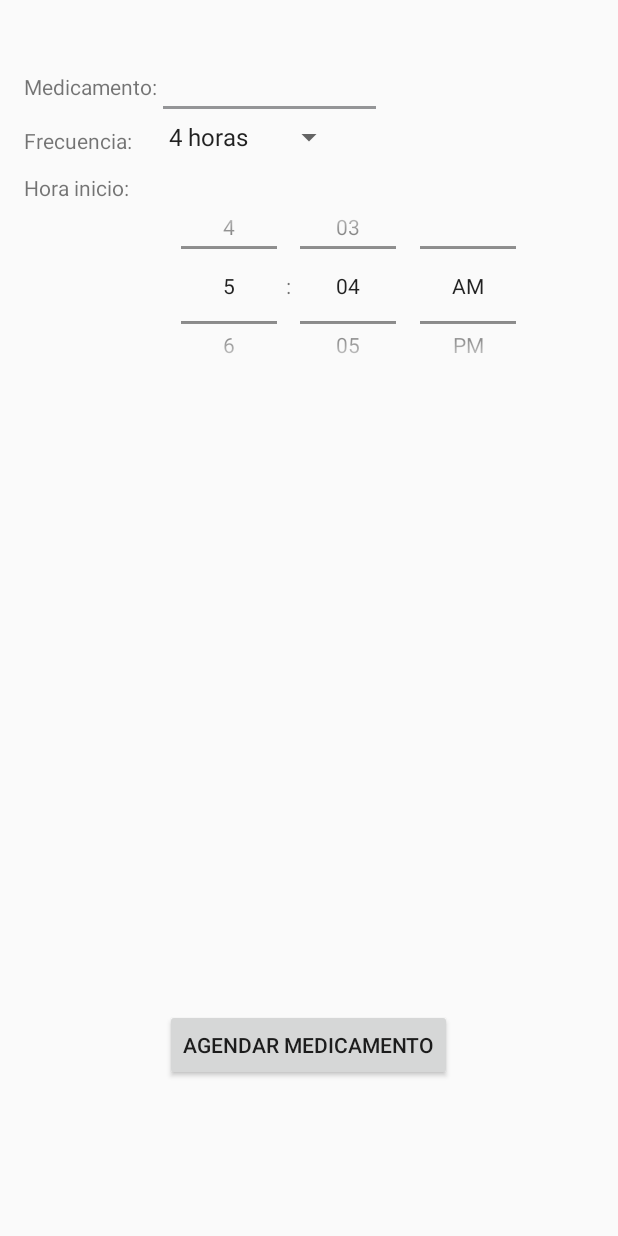
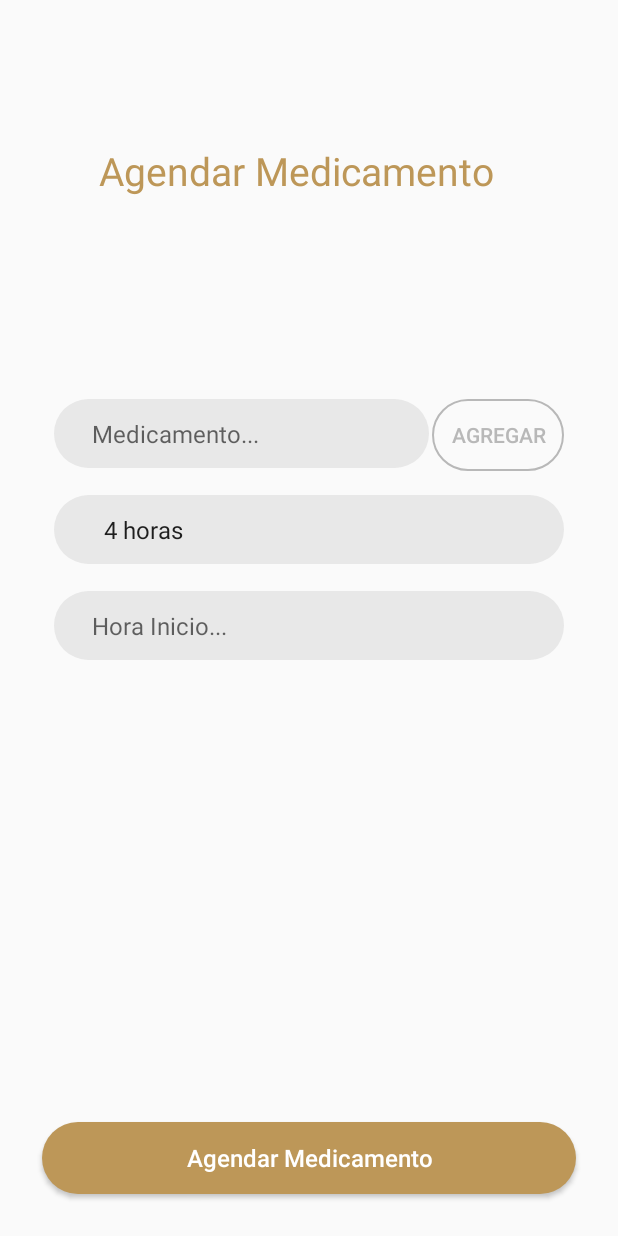
Before and after one commit to Priscy/AndroidTest, an Android app: the AgendarMedicamento screen opened directly, with no data from a screen before it, on a phone screen of 412 x 824 dp. Run offline under Robolectric (Android 15) with nearby library versions, the phone set to English and light mode, and no system bars.

Commit message:
Agendar medicamentos done

```diff
--- a/app/src/main/java/com/example/priscila/bluetoothtest/LoginActivity.java
+++ b/app/src/main/java/com/example/priscila/bluetoothtest/LoginActivity.java
@@ -33,6 +33,7 @@ import android.widget.TextView;
 import android.widget.Toast;
 
 import com.example.priscila.bluetoothtest.controller.BluetoothController;
+import com.example.priscila.bluetoothtest.controller.Constants;
 import com.example.priscila.bluetoothtest.controller.Home;
 import com.google.android.gms.tasks.OnCompleteListener;
 import com.google.android.gms.tasks.OnFailureListener;
@@ -63,6 +64,7 @@ public class LoginActivity extends AppCompatActivity  {
     private FirebaseAuth mAuth;
     private FirebaseFirestore mFirestore;
     String current_id;
+    String current_name;
     Map<String, Object> tokenMap;
 
 
--- a/app/src/main/java/com/example/priscila/bluetoothtest/controller/AgendarMedicamento.java
+++ b/app/src/main/java/com/example/priscila/bluetoothtest/controller/AgendarMedicamento.java
@@ -1,27 +1,55 @@
 package com.example.priscila.bluetoothtest.controller;
 
+import android.annotation.TargetApi;
+import android.app.AlarmManager;
+import android.app.PendingIntent;
+import android.app.TimePickerDialog;
+import android.content.Context;
+import android.content.Intent;
+import android.graphics.Color;
+import android.os.Build;
+import android.support.annotation.VisibleForTesting;
+import android.support.v4.content.ContextCompat;
 import android.support.v7.app.AppCompatActivity;
 import android.os.Bundle;
 import android.util.Log;
 import android.view.View;
 import android.widget.ArrayAdapter;
 import android.widget.Button;
+import android.widget.EditText;
 import android.widget.Spinner;
+import android.widget.TimePicker;
 import android.widget.Toast;
 
+import com.example.priscila.bluetoothtest.AlarmReceiver;
 import com.example.priscila.bluetoothtest.R;
 import com.example.priscila.bluetoothtest.model.Medicina;
 
+
+import java.text.SimpleDateFormat;
+import java.util.Calendar;
+import java.util.GregorianCalendar;
 import java.util.List;
 
-public class AgendarMedicamento extends AppCompatActivity {
+public class AgendarMedicamento extends AppCompatActivity{
     DatabaseHelper dbHelper = new DatabaseHelper(this);
     CustomAutoCompleteView myAutoComplete;
     ArrayAdapter<String> adapterMedicinas;
     ArrayAdapter<CharSequence> adapterFrecuencia;
     String[] item = new String[] {"Please search..."};
-    Button addMed;
+    Button addMed, btnAgendarMed;
     Spinner frecuencia;
+    EditText etHoraInicio;
+
+    TimePickerDialog mTimePicker;
+    AlarmManager alarmManager;
+    PendingIntent pendingIntent;
+    int mHour, mMinute;
+    Context context;
+    Intent myIntent;
+
+
+
 
 
     @Override
@@ -29,6 +57,12 @@ public class AgendarMedicamento extends AppCompatActivity {
         super.onCreate(savedInstanceState);
         setContentView(R.layout.activity_agendar_medicamento);
         addMed= (Button)findViewById(R.id.addMedicamento);
+        addMed.setBackgroundResource(R.drawable.disabled_button);
+        addMed.setTextColor(Color.parseColor("#B8B8B8"));
+
+        btnAgendarMed = (Button)findViewById(R.id.btnAgenda);
+        etHoraInicio = (EditText)findViewById(R.id.hora_inicio);
+
         frecuencia = (Spinner)findViewById(R.id.frecuencia_spinner);
         adapterFrecuencia = ArrayAdapter.createFromResource(this,R.array.frecuencia_array, android.R.layout.simple_spinner_item);
         adapterFrecuencia.setDropDownViewResource(android.R.layout.simple_spinner_dropdown_item);
@@ -38,6 +72,59 @@ public class AgendarMedicamento extends AppCompatActivity {
         myAutoComplete.addTextChangedListener(new CustomAutoCompleteTextChangedListener(this));
         adapterMedicinas = new ArrayAdapter<String>(this, android.R.layout.simple_dropdown_item_1line, item);
         myAutoComplete.setAdapter(adapterMedicinas);
+
+        etHoraInicio.setOnClickListener(new View.OnClickListener() {
+            @Override
+            public void onClick(View view) {
+                Calendar mcurrentTime = Calendar.getInstance();
+                int hour = mcurrentTime.get(Calendar.HOUR_OF_DAY);
+                final int minute = mcurrentTime.get(Calendar.MINUTE);
+
+                mTimePicker = new TimePickerDialog(AgendarMedicamento.this, new TimePickerDialog.OnTimeSetListener() {
+                    @Override
+                    public void onTimeSet(TimePicker timePicker, int selectedHour, int selectedMinute) {
+                        etHoraInicio.setText( selectedHour + ":" + selectedMinute);
+                        mHour = selectedHour;
+                        mMinute = selectedMinute;
+                    }
+                }, hour, minute, true);
+                mTimePicker.setTitle("Selecciona");
+                mTimePicker.show();
+
+            }
+        });
+
+        this.context = this;
+        myIntent = new Intent(AgendarMedicamento.this, AlarmReceiver.class);
+        Constants.saveIntent = myIntent;
+        alarmManager = (AlarmManager) getSystemService(ALARM_SERVICE);
+        final Calendar calendar = Calendar.getInstance();
+
+        btnAgendarMed.setOnClickListener(new View.OnClickListener() {
+            @TargetApi(Build.VERSION_CODES.M)
+
+            @Override
+            public void onClick(View view) {
+                final int hour = mHour;
+                final int minute = mMinute;
+
+                Log.d(Constants.TAG, "In the receiver with " + hour + " and " + minute);
+
+                calendar.set(Calendar.HOUR_OF_DAY, hour);
+                calendar.set(Calendar.MINUTE, minute);
+
+                myIntent.putExtra("extra", "yes");
+                Constants.saveIntent = myIntent;
+                pendingIntent = PendingIntent.getBroadcast(AgendarMedicamento.this, 0, myIntent, PendingIntent.FLAG_UPDATE_CURRENT);
+
+                alarmManager.set(AlarmManager.RTC_WAKEUP, calendar.getTimeInMillis(), pendingIntent);
+
+                Toast.makeText(getApplicationContext(), "Medicamento Agendado", Toast.LENGTH_SHORT).show();
+                Intent loginIntent = new Intent(AgendarMedicamento.this, Home.class);
+                startActivity(loginIntent);
+            }
+        });
+
     }
 
     public String[] getMedFromDb(String searchTerm){
@@ -48,9 +135,14 @@ public class AgendarMedicamento extends AppCompatActivity {
         String[] item = new String[rowCount];
 
         if(rowCount == 0){
-            addMed.setVisibility(View.VISIBLE);
+            addMed.setEnabled(true);
+            addMed.setBackgroundResource(R.drawable.color_border_button);
+            addMed.setTextColor(Color.parseColor("#bd9758"));
+
         } else {
-            addMed.setVisibility(View.INVISIBLE);
+            addMed.setEnabled(false);
+            addMed.setBackgroundResource(R.drawable.disabled_button);
+            addMed.setTextColor(Color.parseColor("#B8B8B8"));
             int x = 0;
 
             for (Medicina medicina : medicinas) {
@@ -66,11 +158,20 @@ public class AgendarMedicamento extends AppCompatActivity {
         dbHelper.createMedicine(myAutoComplete.getText().toString());
         Toast toast = Toast.makeText(this, "Medicamento " + myAutoComplete.getText().toString() + " agregado", Toast.LENGTH_SHORT);
         toast.show();
-        addMed.setVisibility(View.INVISIBLE);
+        addMed.setEnabled(false);
+        addMed.setBackgroundResource(R.drawable.disabled_button);
+        addMed.setTextColor(Color.parseColor("#B8B8B8"));
 
 
     }
 
+    public void apagarAlarma(){
+        Constants.saveIntent.putExtra("extra", "no");
+        sendBroadcast(Constants.saveIntent);
+        alarmManager.cancel(pendingIntent);
+    }
+
+
 
 
 }
--- a/app/src/main/java/com/example/priscila/bluetoothtest/controller/Constants.java
+++ b/app/src/main/java/com/example/priscila/bluetoothtest/controller/Constants.java
@@ -1,6 +1,7 @@
 package com.example.priscila.bluetoothtest.controller;
 
 import android.bluetooth.BluetoothGatt;
+import android.content.Intent;
 
 /**
  * Created by Priscila on 30/03/2018.
@@ -11,4 +12,5 @@ public final class Constants {
     public static final String TAG = "---PRISCILA---";
     public static BluetoothGatt mBluetoothGatt;
     public static boolean vibrate = false;
+    public static Intent saveIntent;
 }
--- /dev/null
+++ b/app/src/main/res/drawable/color_border_button.xml
@@ -0,0 +1,15 @@
+<?xml version="1.0" encoding="utf-8"?>
+<selector xmlns:android="http://schemas.android.com/apk/res/android">
+    <item>
+        <shape>
+            <corners android:radius="30dp" />
+            <stroke android:color="@color/colorPrimary" android:width="1dp" />
+        </shape>
+    </item>
+
+    <item android:state_pressed="true">
+        <shape>
+            <solid android:color="@color/colorPrimaryDark" />
+        </shape>
+    </item>
+</selector>
--- /dev/null
+++ b/app/src/main/res/drawable/color_button.xml
@@ -0,0 +1,6 @@
+<?xml version="1.0" encoding="utf-8"?>
+<shape xmlns:android="http://schemas.android.com/apk/res/android">
+    <solid android:color="#bd9758"/>
+    <corners android:radius="30dp" />
+
+</shape>
--- /dev/null
+++ b/app/src/main/res/drawable/disabled_button.xml
@@ -0,0 +1,16 @@
+<?xml version="1.0" encoding="utf-8"?>
+<selector xmlns:android="http://schemas.android.com/apk/res/android">
+    <item>
+        <shape>
+            <corners android:radius="30dp" />
+            <stroke android:color="#B8B8B8" android:width="1dp" />
+        </shape>
+    </item>
+
+    <item android:state_pressed="true">
+        <shape>
+            <solid android:color="@color/colorAccent" />
+        </shape>
+    </item>
+
+</selector>
--- a/app/src/main/res/layout/activity_agendar_medicamento.xml
+++ b/app/src/main/res/layout/activity_agendar_medicamento.xml
@@ -10,75 +10,104 @@
     android:paddingTop="@dimen/activity_vertical_margin"
     tools:context="com.example.priscila.bluetoothtest.controller.AgendarMedicamento">
 
+
+        <TextView
+            android:id="@+id/register_heading"
+            android:layout_width="wrap_content"
+            android:layout_height="wrap_content"
+            android:layout_gravity="center_horizontal"
+            android:layout_marginLeft="50dp"
+            android:layout_marginRight="50dp"
+            android:layout_marginTop="80dp"
+            android:text="Agendar Medicamento"
+            android:textAlignment="center"
+            android:textColor="@color/colorPrimary"
+            android:textSize="26sp" />
+
         <com.example.priscila.bluetoothtest.controller.CustomAutoCompleteView
             android:id="@+id/myautocomplete"
-        android:layout_width="150dp"
+            android:layout_width="match_parent"
             android:layout_height="wrap_content"
             android:layout_alignParentTop="true"
-        android:layout_marginTop="18dp"
-        android:layout_toEndOf="@+id/textView2"
-        android:completionThreshold="1"></com.example.priscila.bluetoothtest.controller.CustomAutoCompleteView>
+            android:layout_marginTop="250dp"
+            android:layout_marginLeft="20dp"
+            android:layout_marginRight="110dp"
+            android:background="@drawable/input_background"
+            android:hint="Medicamento..."
+            android:inputType="text"
+            android:paddingBottom="12dp"
+            android:paddingLeft="25dp"
+            android:paddingRight="25dp"
+            android:paddingTop="12dp"
+            android:textSize="16sp"
+            android:completionThreshold="1" />
 
         <Spinner
             android:id="@+id/frecuencia_spinner"
-        android:layout_width="wrap_content"
+            android:layout_below="@+id/myautocomplete"
+            android:layout_width="match_parent"
             android:layout_height="wrap_content"
-        android:layout_alignStart="@+id/myautocomplete"
-        android:layout_below="@+id/myautocomplete" />
+            android:layout_marginTop="18dp"
+            android:layout_marginLeft="20dp"
+            android:layout_marginRight="20dp"
+            android:paddingBottom="12dp"
+            android:paddingLeft="25dp"
+            android:paddingRight="25dp"
+            android:paddingTop="12dp"
+            android:background="@drawable/input_background"
+            android:spinnerMode="dialog"
+            android:prompt="@string/hint_resource"
+            android:textSize="16sp"
+            />
 
-    <TimePicker
-        android:id="@+id/timePicker"
-        android:layout_width="wrap_content"
-        android:layout_height="150dp"
-        android:layout_alignStart="@+id/frecuencia_spinner"
-        android:layout_alignTop="@+id/textView4"
-        android:timePickerMode="spinner" />
+        <EditText
+            android:id="@+id/hora_inicio"
+            android:layout_width="match_parent"
+            android:layout_height="wrap_content"
+            android:layout_below="@+id/frecuencia_spinner"
+            android:layout_gravity="center_horizontal"
+            android:layout_marginLeft="20dp"
+            android:layout_marginRight="20dp"
+            android:layout_marginTop="18dp"
+            android:background="@drawable/input_background"
+            android:ems="10"
+            android:focusable="false"
+            android:hint="Hora Inicio..."
+            android:paddingBottom="12dp"
+            android:paddingLeft="25dp"
+            android:paddingRight="25dp"
+            android:paddingTop="12dp"
+            android:textSize="16sp" />
 
         <Button
             android:id="@+id/btnAgenda"
-        android:layout_width="wrap_content"
+            android:layout_width="match_parent"
             android:layout_height="wrap_content"
             android:layout_alignParentBottom="true"
             android:layout_centerHorizontal="true"
-        android:layout_marginBottom="87dp"
-        android:text="Agendar Medicamento" />
+            android:layout_margin="12dp"
+            android:layout_marginBottom="70dp"
+            android:layout_marginLeft="20dp"
+            android:layout_marginRight="20dp"
+            android:background="@drawable/color_button"
+            android:text="Agendar Medicamento"
+            android:textAllCaps="false"
+            android:textColor="@android:color/white"
+            android:textSize="16sp" />
 
 
     <Button
         android:id="@+id/addMedicamento"
         android:layout_width="wrap_content"
         android:layout_height="wrap_content"
-        android:layout_alignBaseline="@+id/myautocomplete"
-        android:layout_alignParentEnd="true"
-        android:layout_alignRight="@id/myautocomplete"
+        android:layout_alignEnd="@+id/frecuencia_spinner"
+        android:layout_alignTop="@+id/myautocomplete"
+        android:layout_gravity="right"
+        android:background="@drawable/disabled_button"
         android:onClick="agregarMedicina"
         android:text="Agregar"
-        android:visibility="invisible" />
+        android:textColor="@color/colorPrimary" />
 
-    <TextView
-        android:id="@+id/textView2"
-        android:layout_width="wrap_content"
-        android:layout_height="wrap_content"
-        android:layout_alignBaseline="@+id/addMedicamento"
-        android:layout_alignBottom="@+id/addMedicamento"
-        android:layout_alignParentStart="true"
-        android:text="Medicamento:" />
 
-    <TextView
-        android:id="@+id/textView3"
-        android:layout_width="wrap_content"
-        android:layout_height="wrap_content"
-        android:layout_alignBottom="@+id/frecuencia_spinner"
-        android:layout_alignParentStart="true"
-        android:text="Frecuencia:" />
-
-    <TextView
-        android:id="@+id/textView4"
-        android:layout_width="wrap_content"
-        android:layout_height="wrap_content"
-        android:layout_alignParentStart="true"
-        android:layout_below="@+id/textView3"
-        android:layout_marginTop="12dp"
-        android:text="Hora inicio:" />
 
 </RelativeLayout>
--- a/app/src/main/res/values/strings.xml
+++ b/app/src/main/res/values/strings.xml
@@ -36,4 +36,5 @@
     <!-- Strings related to login -->
     <string name="prompt_email">Email</string>
     <string name="prompt_password">Password (optional)</string>
+    <string name="hint_resource">Frecuencia</string>
 </resources>
```
Also changed, not shown: app/src/main/AndroidManifest.xml (+9 -1 lines), app/src/main/java/com/example/priscila/bluetoothtest/AlarmReceiver.java (added, +26 -0 lines), app/src/main/java/com/example/priscila/bluetoothtest/MedicineConfirmation.java (added, +28 -0 lines), app/src/main/java/com/example/priscila/bluetoothtest/RegisterActivity.java (+10 -6 lines), app/src/main/java/com/example/priscila/bluetoothtest/RingtonePlayingService.java (added, +133 -0 lines), app/src/main/java/com/example/priscila/bluetoothtest/controller/Home.java (+44 -8 lines), app/src/main/res/layout/activity_medicine_confirmation.xml (added, +36 -0 lines), app/src/main/res/layout/tab1medicamentos.xml (+9 -3 lines), 1 other file. Lines whose indentation alone changed are shown as unchanged.
